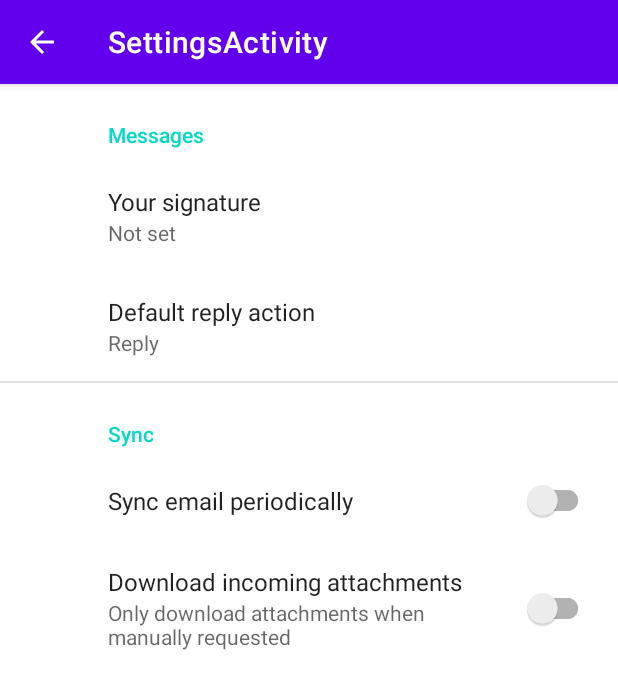
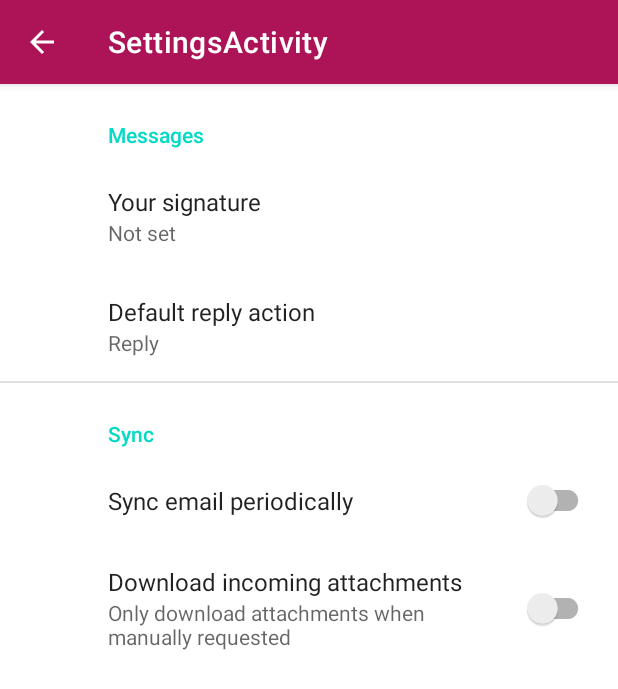
Before and after one commit to limbenkep/Dialer, an Android app: the SettingsActivity screen opened directly, with no data from a screen before it, on a phone screen of 412 x 824 dp. Shown: the top 689 px of the screen. Run offline under Robolectric (Android 15) with nearby library versions, the phone set to English and light mode, and no system bars; our stand-ins replace androidx.preference.

Commit message:
Change theme. Assignment 2 done

```diff
--- a/app/src/main/res/values-night/themes.xml
+++ b/app/src/main/res/values-night/themes.xml
@@ -2,8 +2,8 @@
     <!-- Base application theme. -->
     <style name="Theme.Dialer" parent="Theme.MaterialComponents.DayNight.DarkActionBar">
         <!-- Primary brand color. -->
-        <item name="colorPrimary">@color/purple_200</item>
-        <item name="colorPrimaryVariant">@color/purple_700</item>
+        <item name="colorPrimary">@color/maroonLight</item>
+        <item name="colorPrimaryVariant">@color/maroonDark</item>
         <item name="colorOnPrimary">@color/black</item>
         <!-- Secondary brand color. -->
         <item name="colorSecondary">@color/teal_200</item>
--- a/app/src/main/res/values/colors.xml
+++ b/app/src/main/res/values/colors.xml
@@ -7,4 +7,7 @@
     <color name="teal_700">#FF018786</color>
     <color name="black">#FF000000</color>
     <color name="white">#FFFFFFFF</color>
+    <color name="maroon">#ad1457</color>
+    <color name="maroonLight">#e35183</color>
+    <color name="maroonDark">#78002e</color>
 </resources>
--- a/app/src/main/res/values/themes.xml
+++ b/app/src/main/res/values/themes.xml
@@ -2,8 +2,8 @@
     <!-- Base application theme. -->
     <style name="Theme.Dialer" parent="Theme.MaterialComponents.DayNight.DarkActionBar">
         <!-- Primary brand color. -->
-        <item name="colorPrimary">@color/purple_500</item>
-        <item name="colorPrimaryVariant">@color/purple_700</item>
+        <item name="colorPrimary">@color/maroon</item>
+        <item name="colorPrimaryVariant">@color/maroonDark</item>
         <item name="colorOnPrimary">@color/white</item>
         <!-- Secondary brand color. -->
         <item name="colorSecondary">@color/teal_200</item>
```
